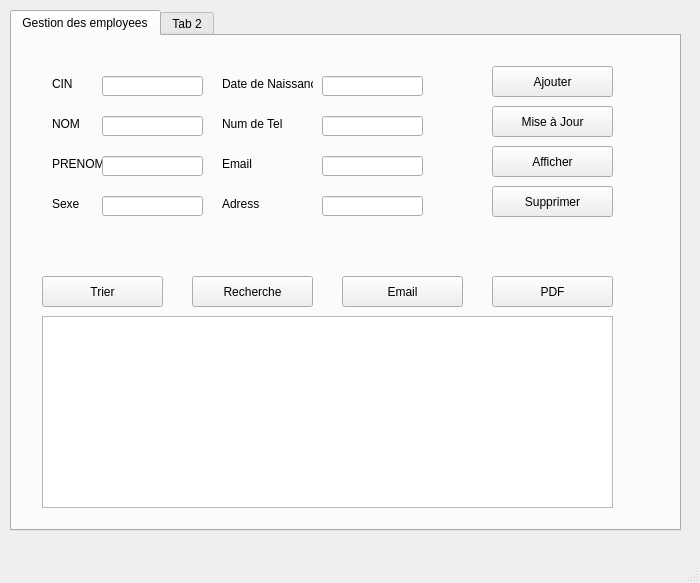
The window that mainwindow.ui (aziz-turki/Projet_CPP_2A25_Smart_A-roport) describes before a commit, drawn with Qt 5.
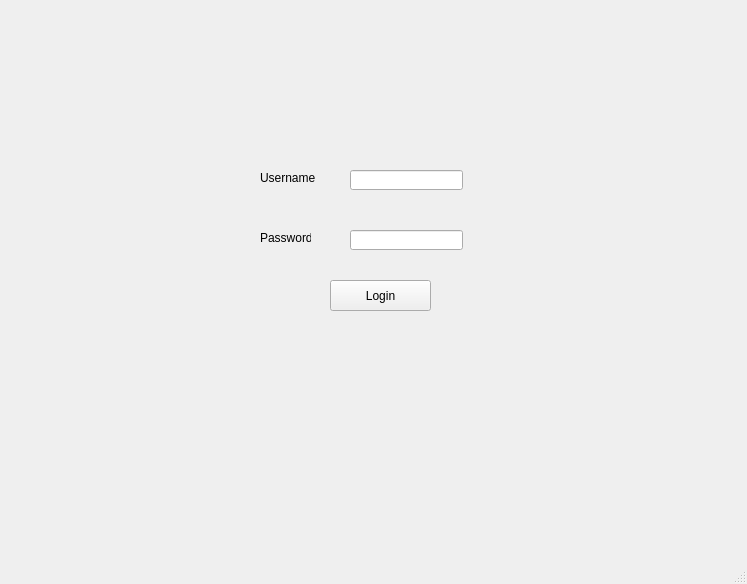
The same window after the commit. The open tabs and pages were chosen to show the change. Icons and pictures are not drawn.

What changed in the file:
```diff
--- a/mainwindow.ui
+++ b/mainwindow.ui
@@ -6,23 +6,106 @@
    <rect>
     <x>0</x>
     <y>0</y>
-    <width>700</width>
-    <height>583</height>
+    <width>747</width>
+    <height>584</height>
    </rect>
   </property>
   <property name="windowTitle">
    <string>MainWindow</string>
   </property>
   <widget class="QWidget" name="centralwidget">
-   <widget class="QTabWidget" name="tabWidget1">
+   <widget class="QStackedWidget" name="stackedWidget">
     <property name="geometry">
      <rect>
       <x>10</x>
       <y>10</y>
+      <width>731</width>
+      <height>521</height>
+     </rect>
+    </property>
+    <property name="currentIndex">
+     <number>1</number>
+    </property>
+    <widget class="QWidget" name="page">
+     <widget class="QLabel" name="label_username">
+      <property name="geometry">
+       <rect>
+        <x>250</x>
+        <y>160</y>
+        <width>61</width>
+        <height>16</height>
+       </rect>
+      </property>
+      <property name="text">
+       <string>Username</string>
+      </property>
+     </widget>
+     <widget class="QLabel" name="label_password">
+      <property name="geometry">
+       <rect>
+        <x>250</x>
+        <y>220</y>
+        <width>51</width>
+        <height>16</height>
+       </rect>
+      </property>
+      <property name="text">
+       <string>Password</string>
+      </property>
+     </widget>
+     <widget class="QLineEdit" name="lineEdit_username">
+      <property name="geometry">
+       <rect>
+        <x>340</x>
+        <y>160</y>
+        <width>113</width>
+        <height>20</height>
+       </rect>
+      </property>
+     </widget>
+     <widget class="QLineEdit" name="lineEdit_password">
+      <property name="geometry">
+       <rect>
+        <x>340</x>
+        <y>220</y>
+        <width>113</width>
+        <height>20</height>
+       </rect>
+      </property>
+     </widget>
+     <widget class="QPushButton" name="pushButton_login">
+      <property name="geometry">
+       <rect>
+        <x>320</x>
+        <y>270</y>
+        <width>101</width>
+        <height>31</height>
+       </rect>
+      </property>
+      <property name="text">
+       <string>Login</string>
+      </property>
+     </widget>
+    </widget>
+    <widget class="QWidget" name="page_2">
+     <widget class="QTabWidget" name="tabWidget1">
+      <property name="geometry">
+       <rect>
+        <x>20</x>
+        <y>0</y>
       <width>671</width>
       <height>521</height>
      </rect>
     </property>
+      <property name="mouseTracking">
+       <bool>false</bool>
+      </property>
+      <property name="focusPolicy">
+       <enum>Qt::WheelFocus</enum>
+      </property>
+      <property name="styleSheet">
+       <string notr="true">font: 8pt &quot;Times New Roman&quot;;</string>
+      </property>
     <property name="currentIndex">
      <number>0</number>
     </property>
@@ -99,7 +182,7 @@
       <property name="geometry">
        <rect>
         <x>480</x>
-        <y>30</y>
+          <y>20</y>
         <width>121</width>
         <height>31</height>
        </rect>
@@ -112,7 +195,7 @@
       <property name="geometry">
        <rect>
         <x>480</x>
-        <y>70</y>
+          <y>60</y>
         <width>121</width>
         <height>31</height>
        </rect>
@@ -125,7 +208,7 @@
       <property name="geometry">
        <rect>
         <x>480</x>
-        <y>150</y>
+          <y>140</y>
         <width>121</width>
         <height>31</height>
        </rect>
@@ -138,7 +221,7 @@
       <property name="geometry">
        <rect>
         <x>480</x>
-        <y>110</y>
+          <y>100</y>
         <width>121</width>
         <height>31</height>
        </rect>
@@ -247,6 +330,9 @@
         <height>20</height>
        </rect>
       </property>
+        <property name="text">
+         <string/>
+        </property>
      </widget>
      <widget class="QLineEdit" name="lineEdit_Nom">
       <property name="geometry">
@@ -268,16 +354,6 @@
        </rect>
       </property>
      </widget>
-     <widget class="QLineEdit" name="lineEdit_Sexe">
-      <property name="geometry">
-       <rect>
-        <x>90</x>
-        <y>160</y>
-        <width>101</width>
-        <height>20</height>
-       </rect>
-      </property>
-     </widget>
      <widget class="QLineEdit" name="lineEdit_Date_Naissance">
       <property name="geometry">
        <rect>
@@ -328,14 +404,103 @@
        </rect>
       </property>
      </widget>
-    </widget>
-    <widget class="QWidget" name="tab_2">
+       <widget class="QComboBox" name="comboBox_Sexe">
+        <property name="geometry">
+         <rect>
+          <x>90</x>
+          <y>160</y>
+          <width>101</width>
+          <height>21</height>
+         </rect>
+        </property>
+        <item>
+         <property name="text">
+          <string/>
+         </property>
+        </item>
+        <item>
+         <property name="text">
+          <string>Femme</string>
+         </property>
+        </item>
+        <item>
+         <property name="text">
+          <string>Homme</string>
+         </property>
+        </item>
+       </widget>
+       <widget class="QLabel" name="label_photo">
+        <property name="geometry">
+         <rect>
+          <x>0</x>
+          <y>0</y>
+          <width>671</width>
+          <height>501</height>
+         </rect>
+        </property>
+        <property name="cursor">
+         <cursorShape>ArrowCursor</cursorShape>
+        </property>
+        <property name="text">
+         <string/>
+        </property>
+        <property name="pixmap">
+         <pixmap>../photo_Qt.jpg</pixmap>
+        </property>
+       </widget>
+       <widget class="QPushButton" name="pushButton_Reset">
+        <property name="geometry">
+         <rect>
+          <x>480</x>
+          <y>180</y>
+          <width>121</width>
+          <height>31</height>
+         </rect>
+        </property>
+        <property name="cursor">
+         <cursorShape>PointingHandCursor</cursorShape>
+        </property>
+        <property name="text">
+         <string>Reset</string>
+        </property>
+       </widget>
+       <zorder>label_photo</zorder>
+       <zorder>label_CIN</zorder>
+       <zorder>label_Nom</zorder>
+       <zorder>label_Prenom</zorder>
+       <zorder>label_Date_naissance</zorder>
+       <zorder>label_Sexe</zorder>
+       <zorder>pushButton_Ajouter</zorder>
+       <zorder>pushButton_MIseAJour</zorder>
+       <zorder>pushButton_Supprimer</zorder>
+       <zorder>pushButton_Afficher</zorder>
+       <zorder>label_Num_Tel</zorder>
+       <zorder>label_Adress</zorder>
+       <zorder>label_Email</zorder>
+       <zorder>pushButton_Trier</zorder>
+       <zorder>pushButton_Recherche</zorder>
+       <zorder>pushButton_Email</zorder>
+       <zorder>pushButton_PDF</zorder>
+       <zorder>lineEdit_CIN</zorder>
+       <zorder>lineEdit_Nom</zorder>
+       <zorder>lineEdit_Prenom</zorder>
+       <zorder>lineEdit_Date_Naissance</zorder>
+       <zorder>lineEdit_Num_Tel</zorder>
+       <zorder>table_employe</zorder>
+       <zorder>lineEdit_Email</zorder>
+       <zorder>lineEdit_Adress</zorder>
+       <zorder>comboBox_Sexe</zorder>
+       <zorder>pushButton_Reset</zorder>
+      </widget>
+      <widget class="QWidget" name="Login">
      <attribute name="title">
       <string>Tab 2</string>
      </attribute>
     </widget>
    </widget>
   </widget>
+   </widget>
+  </widget>
   <widget class="QMenuBar" name="menubar">
    <property name="geometry">
     <rect>
```
Left out of the diff: 38 changed lines with no effect on the pictures. Lines whose indentation alone changed are shown as unchanged.
